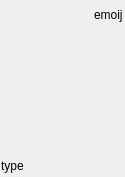
First picture: the form in ui/scene_card.ui, repository zkovari/plotlyst, before the edit.
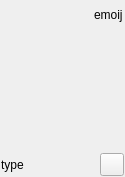
Second picture: the form after the edit. Custom widgets are drawn as their Qt base class.

Commit message: Extract SceneStageButton widget

The edit to the form file:
```diff
--- a/ui/scene_card.ui
+++ b/ui/scene_card.ui
@@ -339,32 +339,7 @@
          </widget>
         </item>
         <item>
-         <widget class="QToolButton" name="btnStage">
-          <property name="cursor">
-           <cursorShape>PointingHandCursor</cursorShape>
-          </property>
-          <property name="styleSheet">
-           <string notr="true">QToolButton {
-	border: 0px;
-}
-
-QToolButton::menu-indicator {
-	width: 0px;
-}</string>
-          </property>
-          <property name="text">
-           <string/>
-          </property>
-          <property name="iconSize">
-           <size>
-            <width>18</width>
-            <height>18</height>
-           </size>
-          </property>
-          <property name="popupMode">
-           <enum>QToolButton::InstantPopup</enum>
-          </property>
-         </widget>
+         <widget class="SceneStageButton" name="btnStage"/>
         </item>
        </layout>
       </item>
@@ -374,6 +349,11 @@
   </layout>
  </widget>
  <customwidgets>
+  <customwidget>
+   <class>SceneStageButton</class>
+   <extends>QToolButton</extends>
+   <header>src.main.python.plotlyst.view.widget.scenes</header>
+  </customwidget>
   <customwidget>
    <class>LabelsWidget</class>
    <extends>QWidget</extends>
```
The commit also changes 4 other files.
